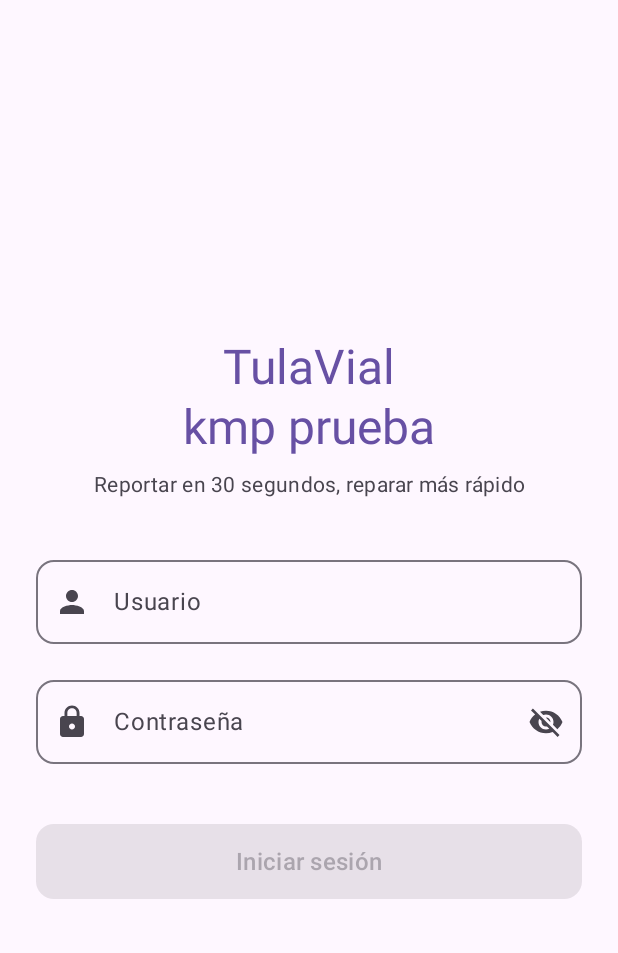
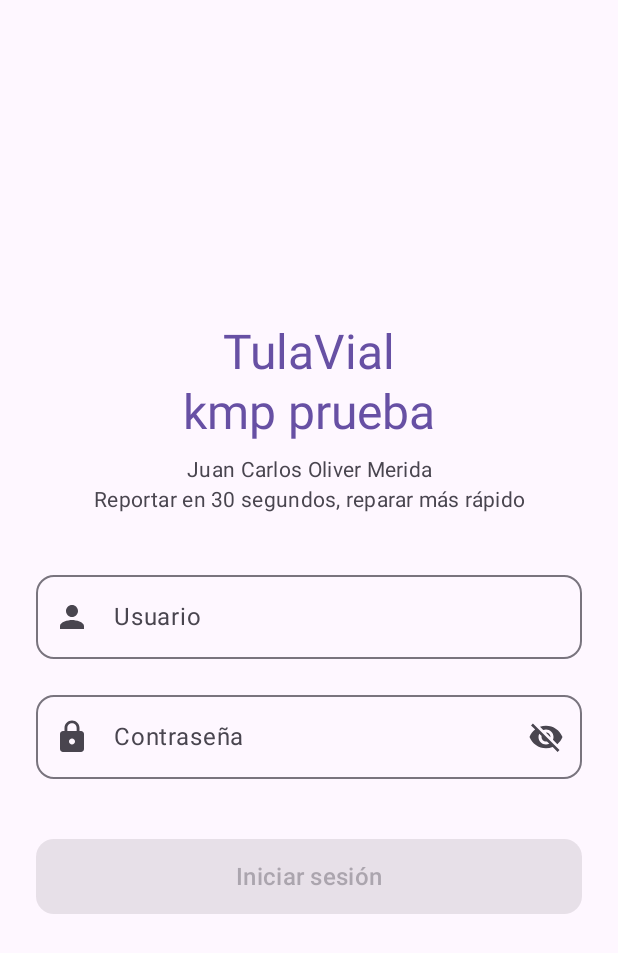
Before and after one commit to charlesoliver519-lab/tulavial-frontend, an Android app built with Jetpack Compose: the screen it shows after launch (MainActivity), on a phone screen of 412 x 824 dp. Shown: the top 953 px of the screen. Run offline under Robolectric (Android 15) with nearby library versions, the phone set to English and light mode, and no system bars.

Commit message:
fix: nombre Juan Carlos en el login

```diff
--- a/shared/src/commonMain/kotlin/com/example/ui/login/LoginScreen.kt
+++ b/shared/src/commonMain/kotlin/com/example/ui/login/LoginScreen.kt
@@ -67,6 +67,13 @@ fun LoginScreen(
         )
 
         Spacer(modifier = Modifier.height(8.dp))
+
+        Text(
+            text = "Juan Carlos Oliver Merida",
+            style = MaterialTheme.typography.bodyMedium,
+            color = MaterialTheme.colorScheme.onSurfaceVariant,
+            textAlign = TextAlign.Center
+        )
 
         Text(
             text = "Reportar en 30 segundos, reparar más rápido",
```
